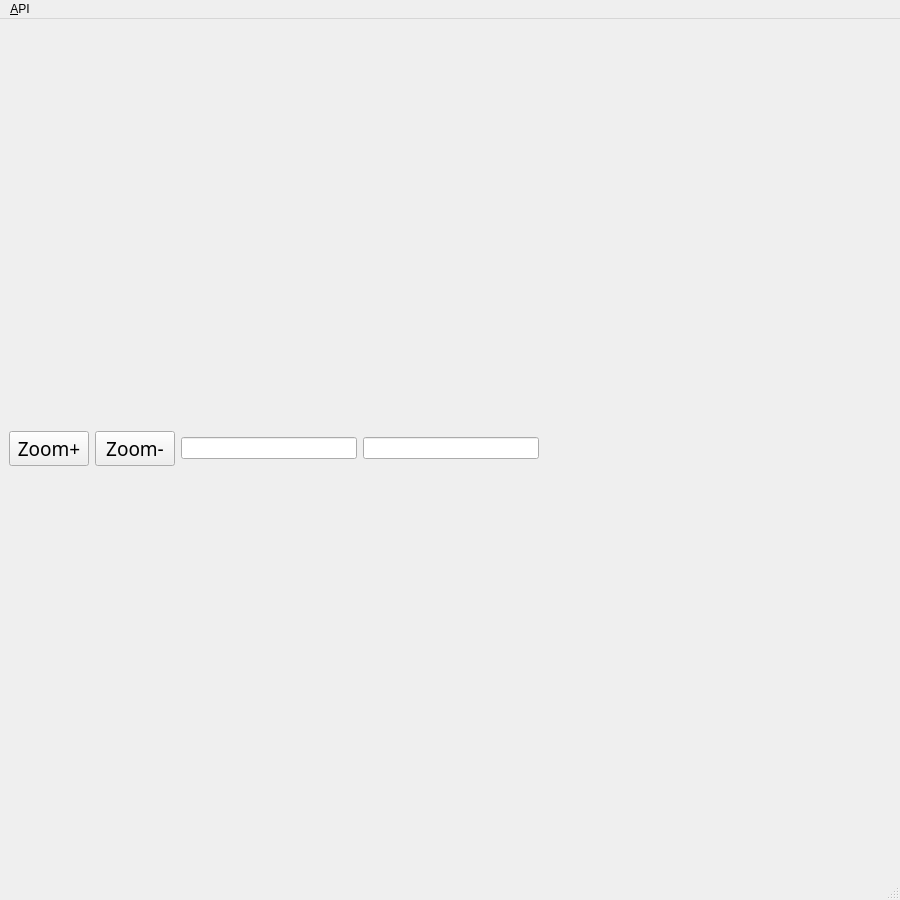
Qt form Mapdisplay/mainwindow.ui (Anton-duckys/Mapdisplay) before a commit.
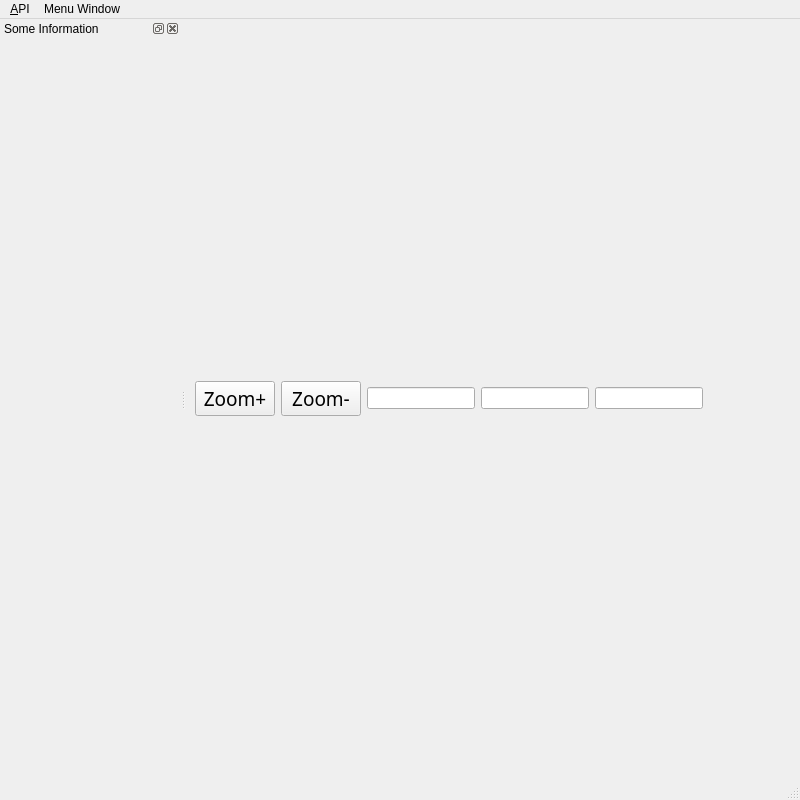
The same form after that commit.

Patch:
```diff
--- a/Mapdisplay/mainwindow.ui
+++ b/Mapdisplay/mainwindow.ui
@@ -6,8 +6,8 @@
    <rect>
     <x>0</x>
     <y>0</y>
-    <width>900</width>
-    <height>900</height>
+    <width>800</width>
+    <height>800</height>
    </rect>
   </property>
   <property name="minimumSize">
@@ -29,6 +29,8 @@
    <property name="enabled">
     <bool>true</bool>
    </property>
+   <layout class="QHBoxLayout" name="horizontalLayout_2">
+    <item>
    <layout class="QVBoxLayout" name="verticalLayout">
     <item>
      <layout class="QHBoxLayout" name="horizontalLayout">
@@ -80,6 +82,9 @@
         </property>
        </widget>
       </item>
+        <item>
+         <widget class="QLineEdit" name="lineEdit_3"/>
+        </item>
       <item>
        <spacer name="horizontalSpacer_2">
         <property name="orientation">
@@ -93,18 +98,7 @@
         </property>
        </spacer>
       </item>
-      <item>
-       <spacer name="horizontalSpacer">
-        <property name="orientation">
-         <enum>Qt::Horizontal</enum>
-        </property>
-        <property name="sizeHint" stdset="0">
-         <size>
-          <width>40</width>
-          <height>20</height>
-         </size>
-        </property>
-       </spacer>
+       </layout>
       </item>
      </layout>
     </item>
@@ -115,7 +109,7 @@
     <rect>
      <x>0</x>
      <y>0</y>
-     <width>900</width>
+     <width>800</width>
      <height>21</height>
     </rect>
    </property>
@@ -129,9 +123,32 @@
     <addaction name="separator"/>
     <addaction name="action2Gis"/>
    </widget>
+   <widget class="QMenu" name="menuMenu_Window">
+    <property name="title">
+     <string>Menu Window</string>
+    </property>
+   </widget>
    <addaction name="menu_API"/>
+   <addaction name="menuMenu_Window"/>
   </widget>
   <widget class="QStatusBar" name="statusbar"/>
+  <widget class="QDockWidget" name="dockWidget_3">
+   <property name="minimumSize">
+    <size>
+     <width>180</width>
+     <height>180</height>
+    </size>
+   </property>
+   <property name="windowTitle">
+    <string>Some Information</string>
+   </property>
+   <attribute name="dockWidgetArea">
+    <number>1</number>
+   </attribute>
+   <widget class="QWidget" name="dockWidgetContents_3">
+    <layout class="QHBoxLayout" name="horizontalLayout_3"/>
+   </widget>
+  </widget>
   <action name="actionOpen_Streen_Map">
    <property name="text">
     <string>Open Streen Map</string>
```
Lines whose indentation alone changed are shown as unchanged.
